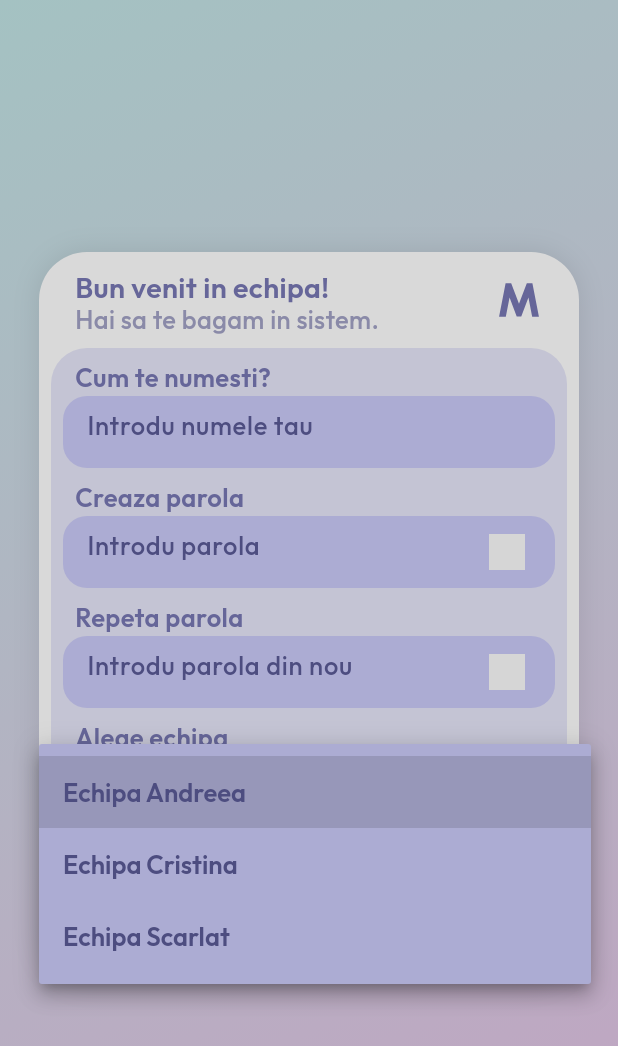
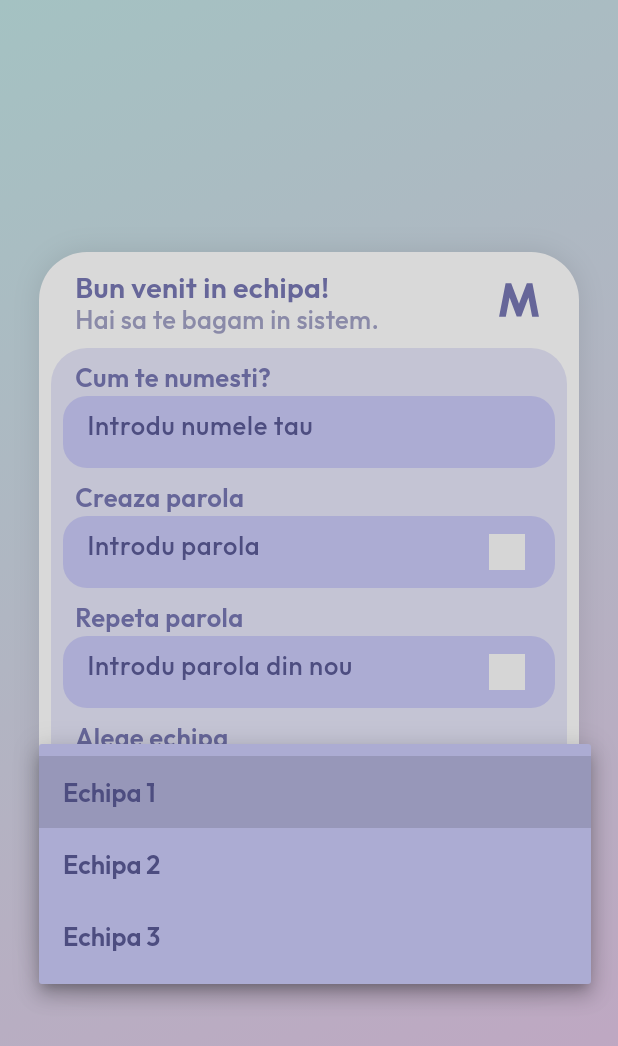
Before and after one commit to geanatz/Broker-App, a Flutter app: the RegisterPopup widget shown alone on an empty page, opened directly with empty values, after a tap on "Selecteaza echipa", on a phone screen of 412 x 824 dp. Shown: the top 1046 px of the screen. Run offline on Flutter 3.47's test engine with Material 3 defaults, Android fonts, the phone set to English and light mode, and no system bars; our stand-ins replace cloud_firestore, file_picker, firebase_auth, firebase_core, flutter_svg, google_fonts and 1 more; missing offline and left inert: excel, window_manager; accounts and stored records are empty; statements that could not run were skipped; project files that could hold a hidden picture were left out; grey boxes are pictures that could not be loaded.

Commit message:
cu echipa 1/2/3

```diff
--- a/lib/frontend/modules/register_module.dart
+++ b/lib/frontend/modules/register_module.dart
@@ -23,7 +23,7 @@ class _RegisterPopupState extends State<RegisterPopup> {
   final _passwordController = TextEditingController();
   final _confirmPasswordController = TextEditingController();
   String? _selectedTeam;
-  final List<String> _teamOptions = ['Echipa Andreea', 'Echipa Cristina', 'Echipa Scarlat'];
+  final List<String> _teamOptions = ['Echipa 1', 'Echipa 2', 'Echipa 3'];
   bool _obscurePassword = true;
   bool _obscureConfirmPassword = true;
   String? _registerError;
```
